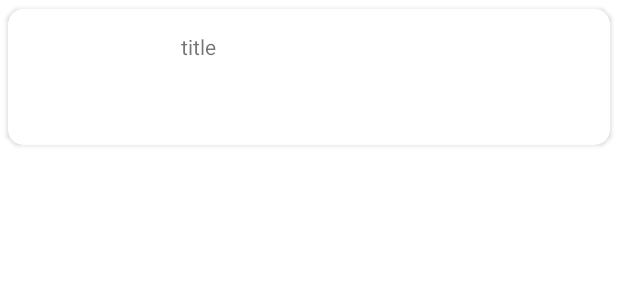
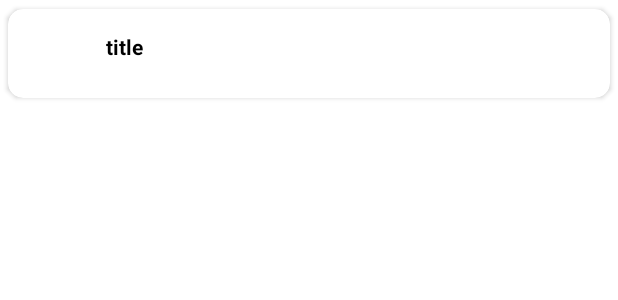
Before and after one commit to marceljungle/eHealthSupermarket, an Android app: the layout custom_intolerance_item.xml on its own in the app's theme, with its tools: preview values and no code run, on a phone screen of 412 x 824 dp. Shown: the top 300 px of the screen. Run offline under Robolectric (Android 15) with nearby library versions, the phone set to English and light mode, and no system bars.

Commit message:
Modified intolerances layout

```diff
--- a/eHealthSupermarket/app/src/main/res/layout/custom_intolerance_item.xml
+++ b/eHealthSupermarket/app/src/main/res/layout/custom_intolerance_item.xml
@@ -10,23 +10,28 @@
   <RelativeLayout
     android:id="@+id/item_layout"
     android:layout_width="match_parent"
-    android:layout_height="wrap_content"
+    android:layout_height="59dp"
     android:padding="5dp">
 
     <ImageView
       android:id="@+id/product_image"
-      android:layout_width="100dp"
-      android:layout_height="80dp"
+      android:layout_width="50dp"
+      android:layout_height="50dp"
       android:padding="0.75dp"
-      android:scaleType="centerCrop" />
-
+      android:scaleType="center" />
     <TextView
       android:id="@+id/product_title"
+      android:textStyle="bold"
       android:layout_width="match_parent"
       android:layout_height="wrap_content"
-      android:layout_margin="10dp"
+      android:layout_marginTop="10dp"
+      android:layout_marginBottom="10dp"
+      android:layout_marginStart="10dp"
+      android:layout_marginEnd="10dp"
       android:layout_toRightOf="@+id/product_image"
       android:text="title"
-      android:textAppearance="?android:attr/textAppearanceSmall" />
+      android:textAppearance="?android:attr/textAppearanceSmall"
+      android:textColor="#000000"
+      android:textSize="14sp" />
   </RelativeLayout>
 </androidx.cardview.widget.CardView>
```
